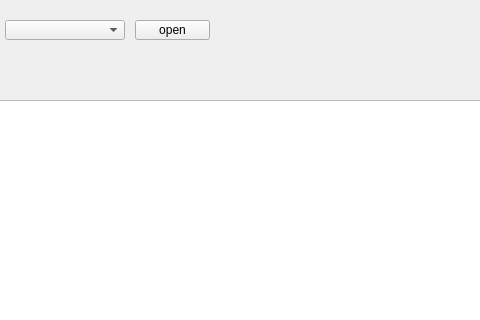
The window that UCM/Library/UniversalConfigurationManager/ConfigTab/Ucm_ConfigTab.ui (NetTimeLogic/UniversalConfigurationManager) describes before a commit, drawn with Qt 5; both pictures show x 95 to 575 and y 0 to 320 of the 1374 by 774 pixel window.
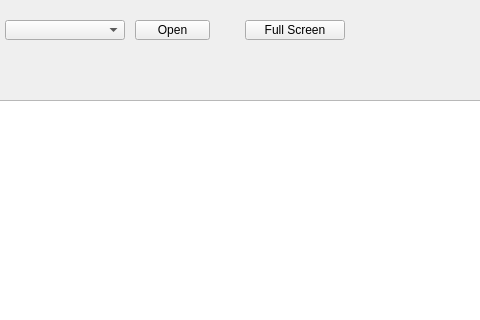
The same window after the commit.

What changed in the file:
```diff
--- a/UCM/Library/UniversalConfigurationManager/ConfigTab/Ucm_ConfigTab.ui
+++ b/UCM/Library/UniversalConfigurationManager/ConfigTab/Ucm_ConfigTab.ui
@@ -85,7 +85,20 @@
     </rect>
    </property>
    <property name="text">
-    <string>open</string>
+    <string>Open</string>
+   </property>
+  </widget>
+  <widget class="QPushButton" name="ConfigFullScreenButton">
+   <property name="geometry">
+    <rect>
+     <x>340</x>
+     <y>20</y>
+     <width>100</width>
+     <height>20</height>
+    </rect>
+   </property>
+   <property name="text">
+    <string>Full Screen</string>
    </property>
   </widget>
  </widget>
```
